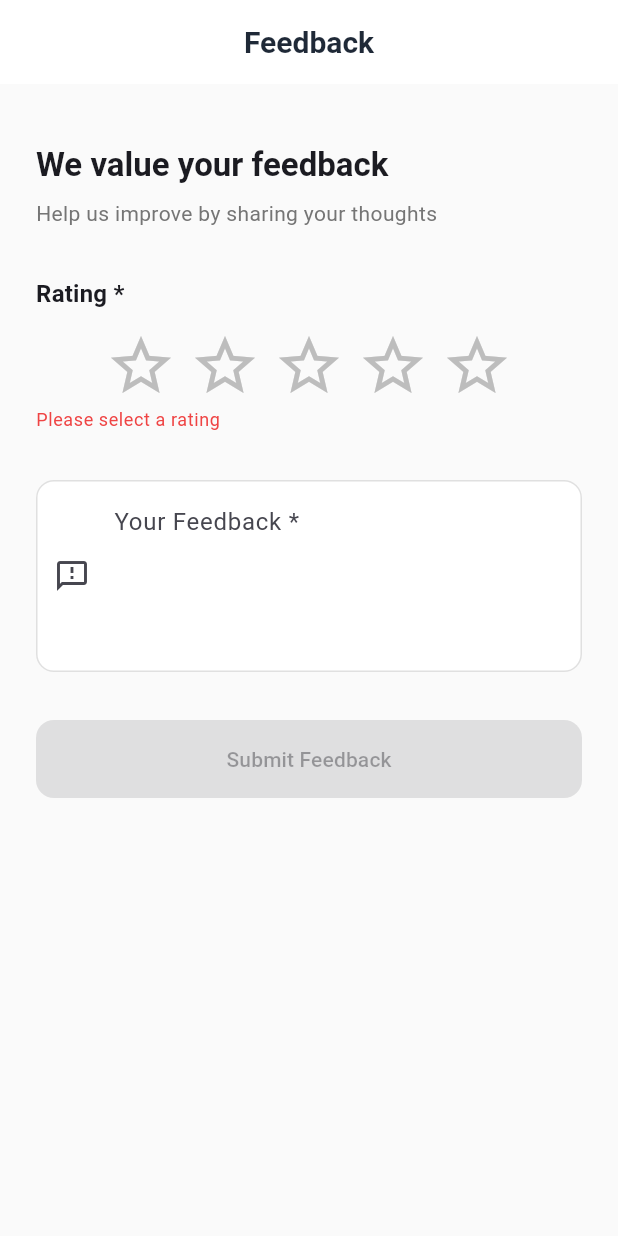
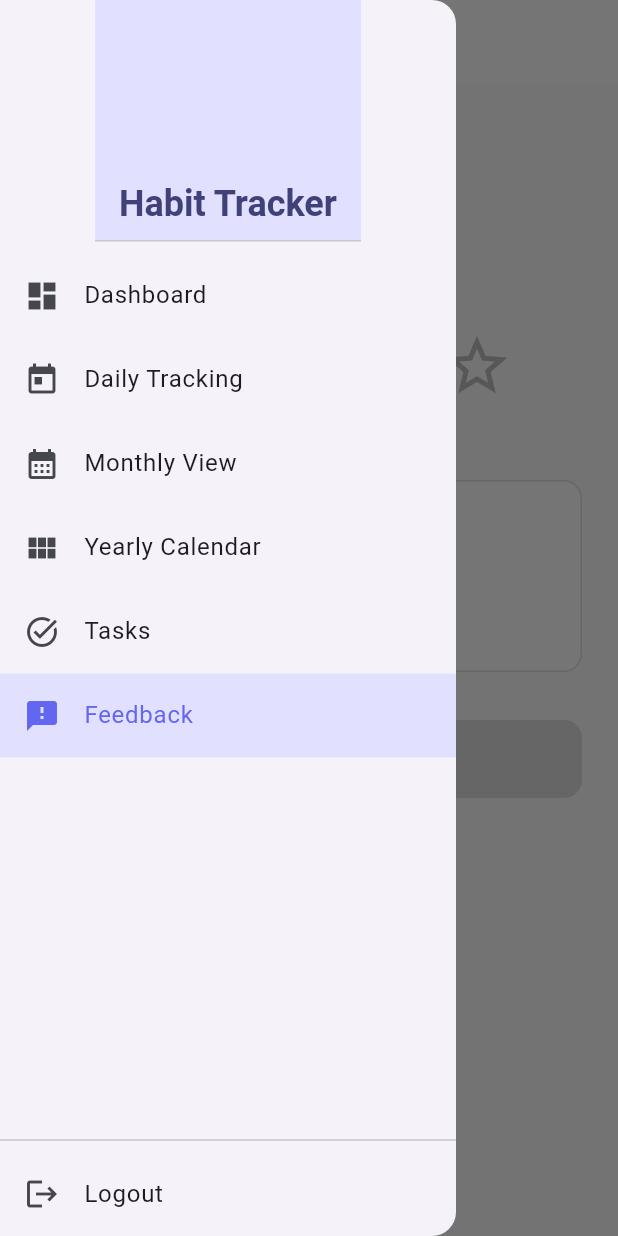
Before and after one commit to chirayupatel9/habit-tracker, a Flutter app: the FeedbackScreen screen opened by its route, with the side drawer open (before the commit the screen has no drawer), on a phone screen of 412 x 824 dp. Run offline on Flutter 3.47's test engine with Material 3 defaults, Android fonts, the phone set to English and light mode, and no system bars; our stand-ins replace flutter_local_notifications, flutter_riverpod, flutter_secure_storage, freezed_annotation, go_router, permission_handler and 3 more; accounts and stored records are empty; generated files the repository leaves out were written again; network calls fail.

Commit message:
Add AppDrawer to multiple screens for consistent navigation; enhance user experience across daily entry, dashboard, feedback, monthly, task management, and yearly calendar screens.

```diff
--- /dev/null
+++ b/frontend/lib/core/widgets/app_drawer.dart
@@ -0,0 +1,176 @@
+import 'package:flutter/material.dart';
+import 'package:flutter_riverpod/flutter_riverpod.dart';
+import 'package:go_router/go_router.dart';
+import '../../features/auth/providers/auth_providers.dart';
+import 'drawer_item.dart';
+
+class AppDrawer extends ConsumerWidget {
+  const AppDrawer({super.key});
+
+  @override
+  Widget build(BuildContext context, WidgetRef ref) {
+    final currentLocation = GoRouterState.of(context).matchedLocation;
+    final authState = ref.watch(authStateProvider);
+
+    // User email would come from a user profile provider
+    // For now, just show a generic user indicator if authenticated
+    final isAuthenticated = authState.valueOrNull ?? false;
+
+    return Drawer(
+      child: Column(
+        children: [
+          // Header with app name and user email
+          DrawerHeader(
+            decoration: BoxDecoration(
+              color: Theme.of(context).colorScheme.primaryContainer,
+            ),
+            child: Column(
+              crossAxisAlignment: CrossAxisAlignment.start,
+              mainAxisAlignment: MainAxisAlignment.end,
+              children: [
+                Text(
+                  'Habit Tracker',
+                  style: Theme.of(context).textTheme.headlineSmall?.copyWith(
+                        fontWeight: FontWeight.bold,
+                        color: Theme.of(context).colorScheme.onPrimaryContainer,
+                      ),
+                ),
+                if (isAuthenticated) ...[
+                  const SizedBox(height: 8),
+                  Text(
+                    'Welcome back!',
+                    style: Theme.of(context).textTheme.bodyMedium?.copyWith(
+                          color: Theme.of(context)
+                              .colorScheme
+                              .onPrimaryContainer
+                              .withOpacity(0.7),
+                        ),
+                  ),
+                ],
+              ],
+            ),
+          ),
+
+          // Navigation items
+          Expanded(
+            child: ListView(
+              padding: EdgeInsets.zero,
+              children: [
+                _buildDrawerItem(
+                  context,
+                  ref,
+                  DrawerItem.dashboard,
+                  currentLocation,
+                ),
+                _buildDrawerItem(
+                  context,
+                  ref,
+                  DrawerItem.dailyTracking,
+                  currentLocation,
+                ),
+                _buildDrawerItem(
+                  context,
+                  ref,
+                  DrawerItem.monthlyView,
+                  currentLocation,
+                ),
+                _buildDrawerItem(
+                  context,
+                  ref,
+                  DrawerItem.yearlyCalendar,
+                  currentLocation,
+                ),
+                _buildDrawerItem(
+                  context,
+                  ref,
+                  DrawerItem.tasks,
+                  currentLocation,
+                ),
+                _buildDrawerItem(
+                  context,
+                  ref,
+                  DrawerItem.feedback,
+                  currentLocation,
+                ),
+              ],
+            ),
+          ),
+
+          // Divider
+          const Divider(),
+
+          // Logout button (pinned to bottom)
+          _buildLogoutItem(context, ref),
+        ],
+      ),
+    );
+  }
+
+  Widget _buildDrawerItem(
+    BuildContext context,
+    WidgetRef ref,
+    DrawerItem item,
+    String currentLocation,
+  ) {
+    final isSelected = currentLocation == item.routeName;
+
+    return ListTile(
+      leading: Icon(
+        item.icon,
+        color: isSelected
+            ? Theme.of(context).colorScheme.primary
+            : null,
+      ),
+      title: Text(item.title),
+      selected: isSelected,
+      selectedTileColor: Theme.of(context).colorScheme.primaryContainer,
+      onTap: () {
+        // Close drawer
+        Navigator.of(context).pop();
+        // Navigate to route
+        context.go(item.routeName);
+      },
+    );
+  }
+
+  Widget _buildLogoutItem(BuildContext context, WidgetRef ref) {
+    return ListTile(
+      leading: const Icon(Icons.logout),
+      title: const Text('Logout'),
+      onTap: () async {
+        // Close drawer first
+        Navigator.of(context).pop();
+
+        // Show confirmation dialog
+        final shouldLogout = await showDialog<bool>(
+          context: context,
+          builder: (dialogContext) => AlertDialog(
+            title: const Text('Logout'),
+            content: const Text('Are you sure you want to logout?'),
+            actions: [
+              TextButton(
+                onPressed: () => Navigator.of(dialogContext).pop(false),
+                child: const Text('Cancel'),
+              ),
+              ElevatedButton(
+                onPressed: () => Navigator.of(dialogContext).pop(true),
+                style: ElevatedButton.styleFrom(
+                  backgroundColor: Theme.of(dialogContext).colorScheme.error,
+                  foregroundColor: Theme.of(dialogContext).colorScheme.onError,
+                ),
+                child: const Text('Logout'),
+              ),
+            ],
+          ),
+        );
+
+        if (shouldLogout == true && context.mounted) {
+          await ref.read(authStateProvider.notifier).logout();
+          if (context.mounted) {
+            context.go('/login');
+          }
+        }
+      },
+    );
+  }
+}
--- /dev/null
+++ b/frontend/lib/core/widgets/drawer_item.dart
@@ -0,0 +1,50 @@
+import 'package:flutter/material.dart';
+
+class DrawerItem {
+  final String title;
+  final IconData icon;
+  final String routeName;
+
+  const DrawerItem({
+    required this.title,
+    required this.icon,
+    required this.routeName,
+  });
+
+  // Predefined drawer items
+  static const dashboard = DrawerItem(
+    title: 'Dashboard',
+    icon: Icons.dashboard,
+    routeName: '/dashboard',
+  );
+
+  static const dailyTracking = DrawerItem(
+    title: 'Daily Tracking',
+    icon: Icons.today,
+    routeName: '/daily-entry',
+  );
+
+  static const monthlyView = DrawerItem(
+    title: 'Monthly View',
+    icon: Icons.calendar_month,
+    routeName: '/monthly',
+  );
+
+  static const yearlyCalendar = DrawerItem(
+    title: 'Yearly Calendar',
+    icon: Icons.view_module,
+    routeName: '/yearly',
+  );
+
+  static const tasks = DrawerItem(
+    title: 'Tasks',
+    icon: Icons.task_alt,
+    routeName: '/tasks',
+  );
+
+  static const feedback = DrawerItem(
+    title: 'Feedback',
+    icon: Icons.feedback,
+    routeName: '/feedback',
+  );
+}
--- a/frontend/lib/features/daily_entry/screens/daily_entry_screen.dart
+++ b/frontend/lib/features/daily_entry/screens/daily_entry_screen.dart
@@ -2,6 +2,7 @@ import 'package:flutter/material.dart';
 import 'package:flutter/services.dart';
 import 'package:flutter_riverpod/flutter_riverpod.dart';
 import 'package:intl/intl.dart';
+import '../../../core/widgets/app_drawer.dart';
 import '../models/daily_entry.dart';
 import '../models/task_completion.dart';
 import '../providers/daily_entry_providers.dart';
@@ -173,6 +174,7 @@ class _DailyEntryScreenState extends ConsumerState<DailyEntryScreen> {
       appBar: AppBar(
         title: const Text('Daily Entry'),
       ),
+      drawer: const AppDrawer(),
       body: SafeArea(
         child: Form(
           key: _formKey,
--- a/frontend/lib/features/dashboard/screens/dashboard_screen.dart
+++ b/frontend/lib/features/dashboard/screens/dashboard_screen.dart
@@ -5,6 +5,7 @@ import '../../../core/errors/app_error.dart';
 import '../../../core/errors/error_mapper.dart';
 import '../../../core/widgets/empty_state.dart';
 import '../../../core/widgets/error_view.dart';
+import '../../../core/widgets/app_drawer.dart';
 import '../models/dashboard_summary.dart';
 import '../providers/dashboard_providers.dart';
 import '../widgets/summary_card.dart';
@@ -35,6 +36,7 @@ class DashboardScreen extends ConsumerWidget {
       appBar: AppBar(
         title: const Text('Dashboard'),
       ),
+      drawer: const AppDrawer(),
       body: summaryAsync.when(
         loading: () => const Center(
           child: CircularProgressIndicator(),
--- a/frontend/lib/features/feedback/screens/feedback_screen.dart
+++ b/frontend/lib/features/feedback/screens/feedback_screen.dart
@@ -1,5 +1,6 @@
 import 'package:flutter/material.dart';
 import 'package:flutter_riverpod/flutter_riverpod.dart';
+import '../../../core/widgets/app_drawer.dart';
 import '../providers/feedback_providers.dart';
 
 class FeedbackScreen extends ConsumerStatefulWidget {
@@ -84,6 +85,7 @@ class _FeedbackScreenState extends ConsumerState<FeedbackScreen> {
       appBar: AppBar(
         title: const Text('Feedback'),
       ),
+      drawer: const AppDrawer(),
       body: SafeArea(
         child: SingleChildScrollView(
           padding: const EdgeInsets.all(24),
--- a/frontend/lib/features/monthly/screens/monthly_screen.dart
+++ b/frontend/lib/features/monthly/screens/monthly_screen.dart
@@ -2,6 +2,7 @@ import 'package:flutter/material.dart';
 import 'package:flutter_riverpod/flutter_riverpod.dart';
 import 'package:go_router/go_router.dart';
 import 'package:intl/intl.dart';
+import '../../../core/widgets/app_drawer.dart';
 import '../models/monthly_summary.dart';
 import '../providers/monthly_providers.dart';
 import '../../daily_entry/providers/daily_entry_providers.dart';
@@ -20,6 +21,7 @@ class MonthlyScreen extends ConsumerWidget {
       appBar: AppBar(
         title: const Text('Monthly View'),
       ),
+      drawer: const AppDrawer(),
       body: summaryAsync.when(
         loading: () => const Center(
           child: CircularProgressIndicator(),
--- a/frontend/lib/features/tasks/screens/task_management_screen.dart
+++ b/frontend/lib/features/tasks/screens/task_management_screen.dart
@@ -1,5 +1,6 @@
 import 'package:flutter/material.dart';
 import 'package:flutter_riverpod/flutter_riverpod.dart';
+import '../../../core/widgets/app_drawer.dart';
 import '../providers/task_providers.dart';
 import '../widgets/task_tile.dart';
 
@@ -111,6 +112,7 @@ class TaskManagementScreen extends ConsumerWidget {
       appBar: AppBar(
         title: const Text('My Tasks'),
       ),
+      drawer: const AppDrawer(),
       body: tasksAsync.when(
         loading: () => const Center(
           child: CircularProgressIndicator(),
--- a/frontend/lib/features/yearly/screens/yearly_calendar_screen.dart
+++ b/frontend/lib/features/yearly/screens/yearly_calendar_screen.dart
@@ -1,6 +1,7 @@
 import 'package:flutter/material.dart';
 import 'package:flutter_riverpod/flutter_riverpod.dart';
 import 'package:go_router/go_router.dart';
+import '../../../core/widgets/app_drawer.dart';
 import '../providers/yearly_providers.dart';
 import '../widgets/month_calendar_widget.dart';
 import '../../daily_entry/providers/daily_entry_providers.dart';
@@ -42,6 +43,7 @@ class YearlyCalendarScreen extends ConsumerWidget {
     final isCurrentYear = selectedYear == DateTime.now().year;
 
     return Scaffold(
+      drawer: const AppDrawer(),
       appBar: AppBar(
         title: const Text('Yearly Calendar'),
       ),
```
